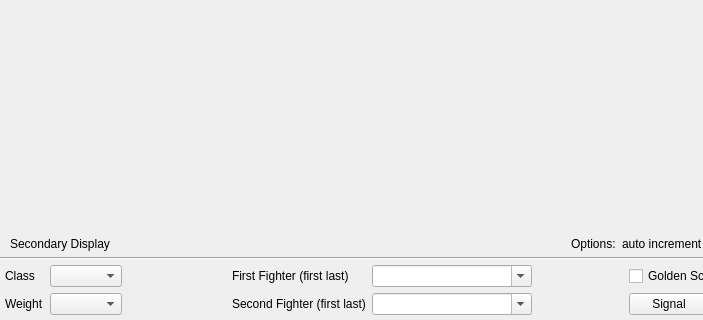
This is base/MainWindow.ui in fmuecke/Ipponboard as Qt 5 draws it before an edit; both pictures show x 0 to 703 and y 280 to 600 of the 800 by 600 pixel window. The edited form follows.
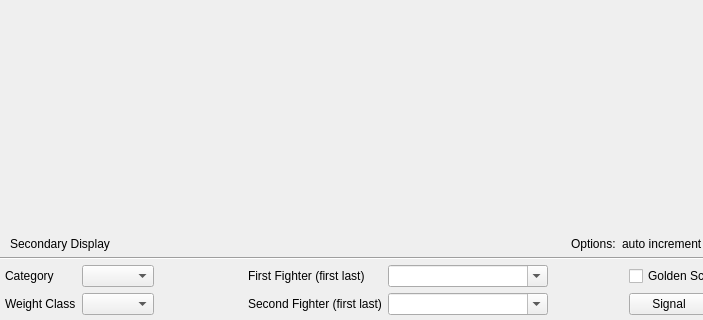
This is the edited form. Icons and pictures are not drawn.

Diff of the .ui file:
```diff
--- a/base/MainWindow.ui
+++ b/base/MainWindow.ui
@@ -248,14 +248,14 @@
       <item row="0" column="0">
        <widget class="QLabel" name="label_6">
         <property name="text">
-         <string>Class</string>
+         <string>Category</string>
         </property>
        </widget>
       </item>
       <item row="1" column="0">
        <widget class="QLabel" name="label_5">
         <property name="text">
-         <string>Weight</string>
+         <string>Weight Class</string>
         </property>
        </widget>
       </item>
```
Left out of the diff: 12 changed lines with no effect on the pictures.
